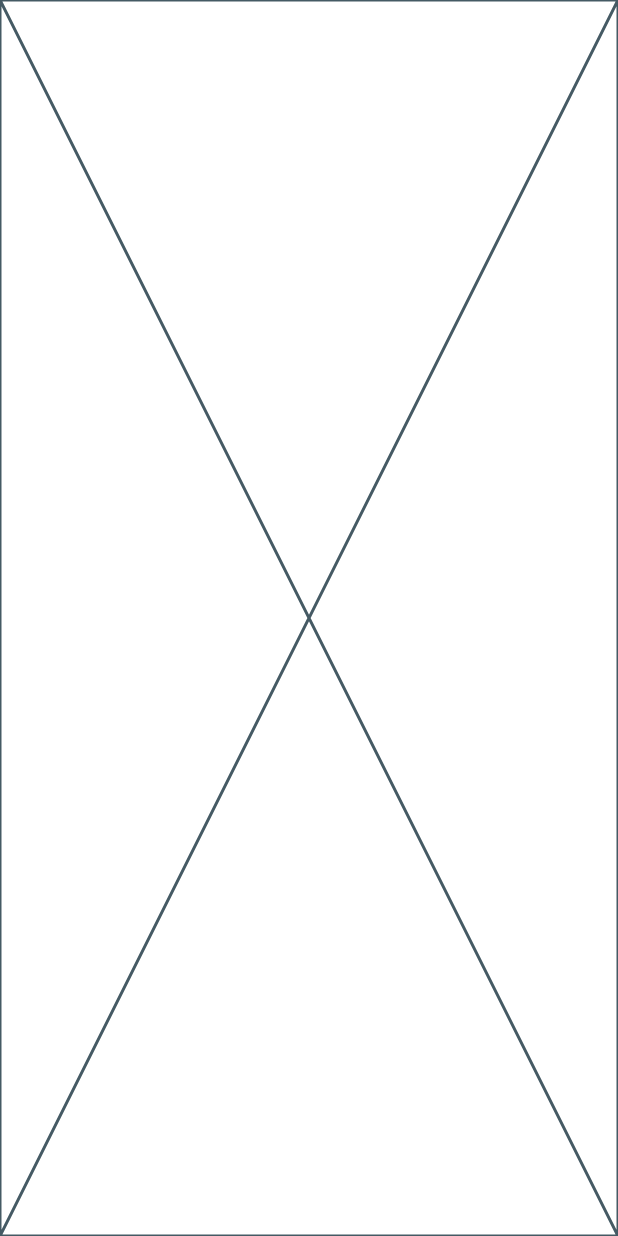
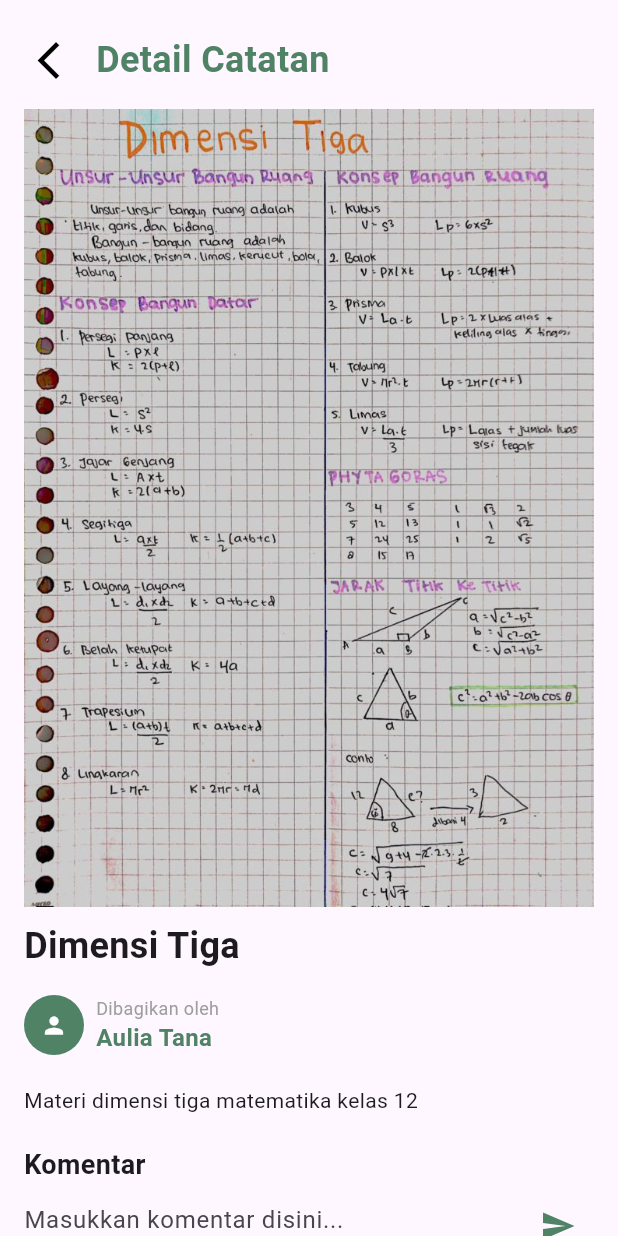
Before and after one commit to faizanrasyad/berbagi-catatan, a Flutter app: the Home screen opened by its route, after a tap on "Dimensi Tiga", on a phone screen of 412 x 824 dp. Run offline on Flutter 3.47's test engine with Material 3 defaults, Android fonts, the light colour scheme and no system bars.

Commit message:
Detail Catatan Tampilan DONE | Ready for fitur Komentar

```diff
--- a/lib/data/catatan_data.dart
+++ b/lib/data/catatan_data.dart
@@ -12,6 +12,7 @@
 
   List<Catatan> catatan = [
     Catatan(
+        id: 1,
         judul: 'Dimensi Tiga',
         deskripsi: 'Materi dimensi tiga matematika kelas 12',
         kategori: 'Matematika',
--- a/lib/model/catatan_model.dart
+++ b/lib/model/catatan_model.dart
@@ -1,4 +1,5 @@
 class Catatan {
+  int id;
   String judul;
   String deskripsi;
   String kategori;
@@ -7,7 +8,8 @@
   String kelas;
 
   Catatan(
-      {required this.judul,
+      {required this.id,
+      required this.judul,
       required this.deskripsi,
       required this.kategori,
       required this.gambar,
--- a/lib/pages/detail_catatan.dart
+++ b/lib/pages/detail_catatan.dart
@@ -1,4 +1,5 @@
 import 'package:berbagi_catatan/model/catatan_model.dart';
+import 'package:berbagi_catatan/resources/color.dart';
 import 'package:flutter/material.dart';
 
 class DetailCatatan extends StatefulWidget {
@@ -10,8 +11,151 @@
 }
 
 class _DetailCatatanState extends State<DetailCatatan> {
+  TextEditingController commentController = TextEditingController();
+  final formkey = GlobalKey<FormState>();
   @override
   Widget build(BuildContext context) {
-    return const Placeholder();
+    Catatan catatan = widget.catatan;
+    double height = MediaQuery.of(context).size.height;
+
+    return Scaffold(
+      resizeToAvoidBottomInset: false,
+      body: SafeArea(
+          child: SingleChildScrollView(
+        child: Padding(
+          padding: const EdgeInsets.all(16),
+          child: Column(
+            children: [
+              Row(
+                children: [
+                  IconButton(
+                    onPressed: () {
+                      Navigator.pushReplacementNamed(context, '/home');
+                    },
+                    icon: Icon(
+                      Icons.arrow_back_ios,
+                      color: Colors.black,
+                      size: 30,
+                    ),
+                  ),
+                  Text(
+                    'Detail Catatan',
+                    style: TextStyle(
+                        fontSize: 24,
+                        fontWeight: FontWeight.w700,
+                        color: Warna().green100),
+                  )
+                ],
+              ),
+              ClipRRect(
+                child: Image.asset(
+                  'lib/assets/${catatan.gambar}',
+                  width: MediaQuery.of(context).size.width,
+                  height: height / 1.5,
+                ),
+              ),
+              Column(
+                crossAxisAlignment: CrossAxisAlignment.start,
+                children: [
+                  Row(
+                    mainAxisAlignment: MainAxisAlignment.spaceBetween,
+                    children: [
+                      Flexible(
+                        child: Padding(
+                          padding: const EdgeInsets.only(right: 12),
+                          child: Text(
+                            catatan.judul,
+                            overflow: TextOverflow.clip,
+                            textAlign: TextAlign.left,
+                            style: TextStyle(
+                              fontSize: 24,
+                              fontWeight: FontWeight.bold,
+                            ),
+                          ),
+                        ),
+                      ),
+                    ],
+                  ),
+                  const SizedBox(
+                    height: 16,
+                  ),
+                  Row(
+                    children: [
+                      CircleAvatar(
+                        backgroundColor: Warna().green100,
+                        child: Icon(
+                          Icons.person,
+                          size: 18,
+                          color: Colors.white,
+                        ),
+                      ),
+                      const SizedBox(
+                        width: 8,
+                      ),
+                      Column(
+                        crossAxisAlignment: CrossAxisAlignment.start,
+                        children: [
+                          Text(
+                            'Dibagikan oleh',
+                            style: TextStyle(color: Colors.grey, fontSize: 12),
+                          ),
+                          Text(
+                            catatan.author,
+                            overflow: TextOverflow.ellipsis,
+                            style: TextStyle(
+                              fontWeight: FontWeight.w600,
+                              color: Warna().green100,
+                              fontSize: 16,
+                            ),
+                          ),
+                        ],
+                      ),
+                    ],
+                  ),
+                  const SizedBox(
+                    height: 20,
+                  ),
+                  Text(
+                    catatan.deskripsi,
+                    textAlign: TextAlign.justify,
+                    style: const TextStyle(fontSize: 14),
+                  ),
+                  const SizedBox(
+                    height: 20,
+                  ),
+                  Text(
+                    'Komentar',
+                    textAlign: TextAlign.start,
+                    style: const TextStyle(
+                        fontSize: 18, fontWeight: FontWeight.w600),
+                  ),
+                  Form(
+                    key: formkey,
+                    child: Padding(
+                      padding: EdgeInsets.only(
+                        top: 4,
+                      ),
+                      child: TextFormField(
+                        controller: commentController,
+                        decoration: InputDecoration(
+                            hintText: 'Masukkan komentar disini...',
+                            hintStyle: TextStyle(fontWeight: FontWeight.normal),
+                            suffixIcon: Icon(
+                              Icons.send,
+                              color: Warna().green100,
+                            )),
+                      ),
+                    ),
+                  ),
+                  const SizedBox(
+                    height: 300,
+                  ),
+                ],
+              ),
+            ],
+          ),
+        ),
+      )),
+    );
   }
 }
```
